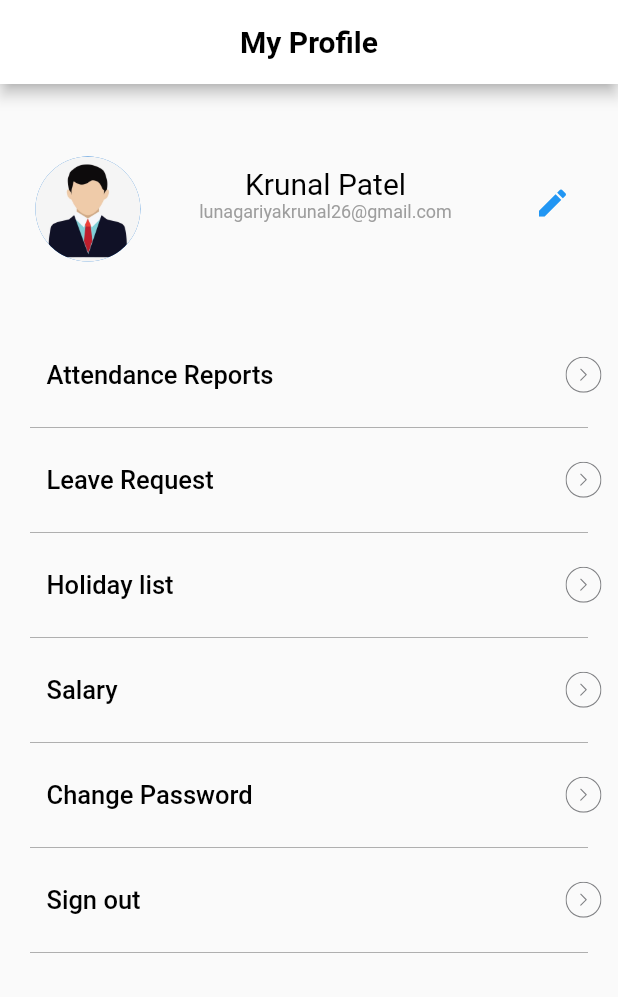
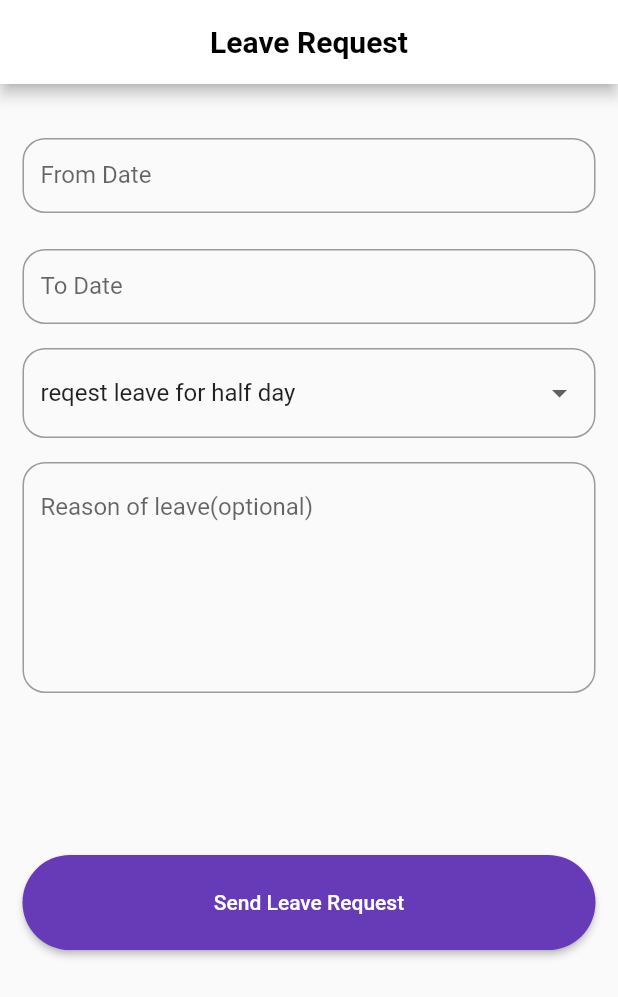
Before and after one commit to KrunalLunagariya/Attendence_manager, a Flutter app: the ListWorkingHours screen opened directly, after a tap on "Leave Request", on a phone screen of 412 x 824 dp. Shown: the top 997 px of the screen. Run offline on Flutter 3.47's test engine with Material 2 defaults, Android fonts, the phone set to English and light mode, and no system bars; our stand-ins replace curved_navigation_bar, dio, flutter_bloc, flutter_easyloading, flutter_svg, slide_to_act; Roboto replaces fonts that are missing (NexaRegular).

Commit message:
Create New Screen Change password & Leave Request page

```diff
--- a/lib/screen/profile_menu.dart
+++ b/lib/profile_menu.dart
@@ -1,6 +1,6 @@
 import 'package:flutter/material.dart';
 import 'package:flutter_svg/flutter_svg.dart';
-import '../app_manage.dart';
+import 'app_manage.dart';
 
 
 class ProfileMenu extends StatelessWidget {
--- a/lib/screen/profile_pic.dart
+++ b/lib/profile_pic.dart
@@ -1,5 +1,4 @@
 import 'package:flutter/material.dart';
-import 'employee_edit_profile.dart';
 
 class ProfilePic extends StatelessWidget {
   double screenHeight = 0;
@@ -58,10 +57,10 @@ class ProfilePic extends StatelessWidget {
                       icon:  Icon(Icons.edit,color: Colors.blue),
                       alignment: Alignment.topRight,
                       onPressed: () {
-                        Navigator.push(
-                          context,
-                          MaterialPageRoute(builder: (context) =>  Edit_Profile()),
-                        );
+                        // Navigator.push(
+                        //   context,
+                        //   MaterialPageRoute(builder: (context) =>  Edit_Profile()),
+                        // );
                       },
                     ),
                   ),
--- a/lib/screen/employee_Profile_page.dart
+++ b/lib/screen/employee_Profile_page.dart
@@ -1,7 +1,9 @@
 import 'package:flutter/material.dart';
+import 'employee_change_password_page.dart';
+import 'employee_leave_page.dart';
 import 'employee_profile_attendancereport_page.dart';
-import 'profile_menu.dart';
-import 'profile_pic.dart';
+import '../profile_menu.dart';
+import '../profile_pic.dart';
 
 class ListWorkingHours extends StatelessWidget {
 
@@ -43,6 +45,10 @@ class ListWorkingHours extends StatelessWidget {
           ProfileMenu(
             text: "Leave Request",
             press: () {
+              Navigator.push(
+                context,
+                MaterialPageRoute(builder: (context) =>  Leave_Request()),
+              );
               },
           ),
           const Padding(
@@ -76,7 +82,12 @@ class ListWorkingHours extends StatelessWidget {
           ),
           ProfileMenu(
             text: "Change Password",
-            press: () {},
+            press: () {
+              Navigator.push(
+                context,
+                MaterialPageRoute(builder: (context) =>  Change_password()),
+              );
+            },
           ),
           const Padding(
             padding: EdgeInsets.symmetric(horizontal: 20),
--- /dev/null
+++ b/lib/screen/employee_leave_page.dart
@@ -0,0 +1,141 @@
+import 'package:flutter/material.dart';
+import 'package:intl/intl.dart';
+
+class Leave_Request extends StatefulWidget {
+  const Leave_Request({super.key});
+
+  @override
+  Leaverequest createState() => Leaverequest();
+}
+class Leaverequest extends State<Leave_Request> {
+ var _value="1";
+ double screenHeight = 0;
+ double screenWidth = 0;
+ TextEditingController from_date = TextEditingController();
+ TextEditingController to_date = TextEditingController();
+
+
+ @override
+  Widget build(BuildContext context) {
+    screenHeight = MediaQuery.of(context).size.height;
+    screenWidth = MediaQuery.of(context).size.width;
+    return Scaffold(
+        appBar: AppBar(
+          centerTitle: true,
+          backgroundColor: Colors.white,
+          title: const Text("Leave Request",
+            style: TextStyle(
+                color: Colors.black,
+                fontWeight: FontWeight.bold
+            ),),
+        ),
+      body: SingleChildScrollView(
+        padding: EdgeInsets.symmetric(vertical: 20),
+        child: Column(
+          children: [
+            Padding(
+              padding: EdgeInsets.symmetric(horizontal: 15, vertical: 16),
+              child: SizedBox(
+                height: 50,
+                child: TextField(
+                  controller: from_date,
+                  decoration: InputDecoration(
+                    border: OutlineInputBorder(
+                      borderRadius: BorderRadius.circular(15),
+                    ),
+                    labelText: 'From Date',
+                  ),
+                  onTap: () async {
+                    DateTime? from_pickeddate = await showDatePicker(
+                        context: context,
+                        initialDate: DateTime.now(),
+                        firstDate: DateTime(2000),
+                        lastDate: DateTime(2101));
+                    if (from_pickeddate != null){
+                      setState(() {
+                        from_date.text = DateFormat('dd-MM-yyyy').format(from_pickeddate);
+                      });
+                    }
+                  },
+                ),
+              ),
+            ),
+            Padding(
+              padding: EdgeInsets.symmetric(horizontal: 15, vertical: 8),
+              child: SizedBox(
+                height: 50,
+                child: TextField(
+                  controller: to_date,
+                  decoration: InputDecoration(
+                    border: OutlineInputBorder(
+                      borderRadius: BorderRadius.circular(15),
+                    ),
+                    labelText: 'To Date',
+                  ),
+                  onTap: () async {
+                    DateTime? to_pickeddate = await showDatePicker(
+                        context: context,
+                        initialDate: DateTime.now(),
+                        firstDate: DateTime(2000),
+                        lastDate: DateTime(2101));
+                    if (to_pickeddate != null){
+                      setState(() {
+                        to_date.text = DateFormat('dd-MM-yyyy').format(to_pickeddate);
+                      });
+                    }
+                  },
+                ),
+              ),
+            ),
+            Padding(
+              padding: EdgeInsets.symmetric(horizontal: 15, vertical: 8),
+              child: SizedBox(
+                height: 60,
+                child: DropdownButtonFormField(
+                  decoration: InputDecoration(
+                    border: OutlineInputBorder(
+                      borderRadius: BorderRadius.circular(15)
+                    )
+                  ),
+                  value: _value,
+                  items: [
+                    DropdownMenuItem(child: Text("reqest leave for half day"),value: "1",),
+                    DropdownMenuItem(child: Text("reqest leave for full day"),value: "2",),
+                  ],
+                  onChanged: (v){},
+                ),
+              ),
+            ),
+            Padding(
+              padding: EdgeInsets.symmetric(horizontal: 15, vertical: 8),
+              child: TextFormField(
+                decoration: InputDecoration(
+                  hintText: "Reason of leave(optional)",
+                    border: OutlineInputBorder(
+                        borderRadius: BorderRadius.circular(15)
+                    )
+                ),              minLines: 6, // any number you need (It works as the rows for the textarea)
+                keyboardType: TextInputType.multiline,
+                maxLines: null,
+              ),
+            ),
+            Padding(
+              padding: EdgeInsets.symmetric(horizontal: 15, vertical: 100),
+              child: MaterialButton(
+                minWidth: screenWidth/1, // <-- Your width
+                height: screenHeight/13,
+                onPressed: (){
+                },
+                shape: const StadiumBorder(),
+                color: Colors.deepPurple,
+                textColor: Colors.white,
+                child:const Text('Send Leave Request'),
+              ),
+            ),
+
+          ],
+        ),
+      ),
+    );
+  }
+}
```
Also changed, not shown: lib/screen/employee_change_password_page.dart (added, +112 -0 lines), lib/screen/employee_edit_profile.dart (deleted, +0 -48 lines), lib/screen/employee_profile_attendancereport_page.dart (+12 -7 lines), lib/screen/employee_report_page.dart (+6 -8 lines), lib/screen/login_page.dart (+19 -4 lines).
